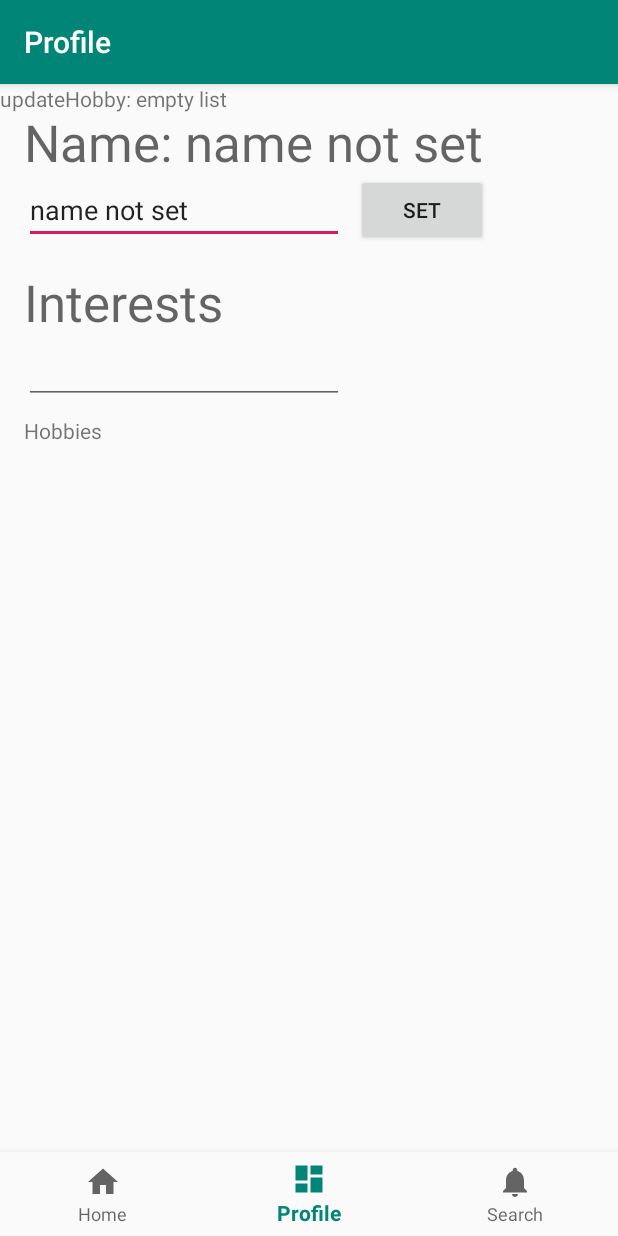
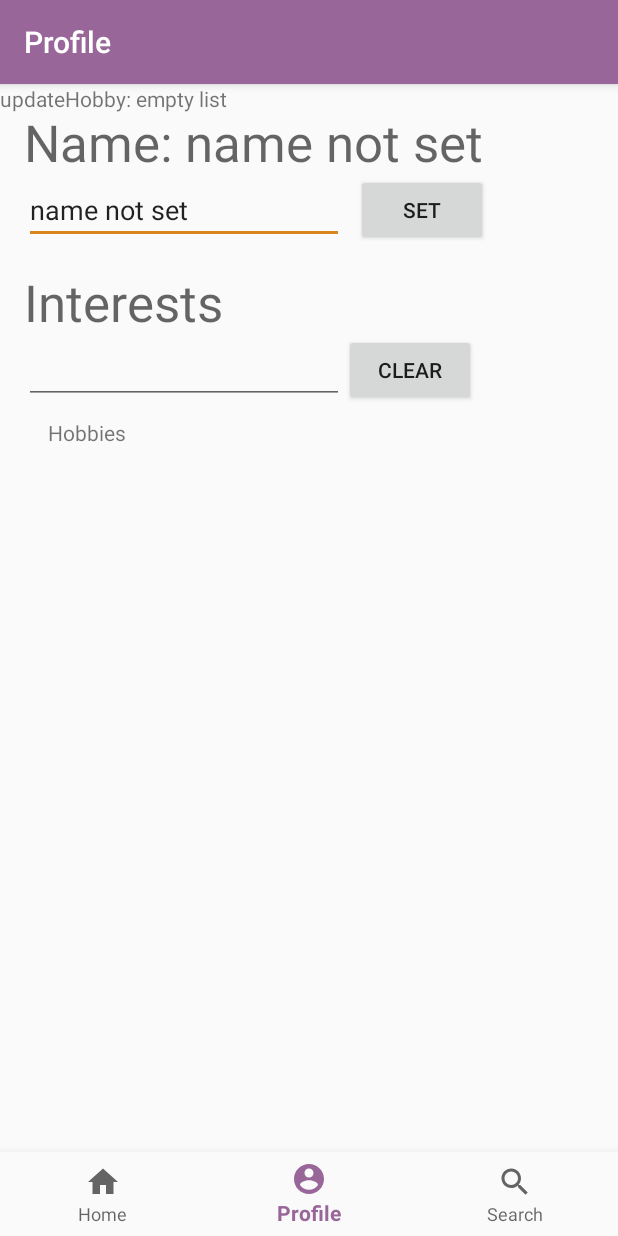
Before and after one commit to hl5617/Frend.ly, an Android app: the Profile screen opened directly, with no data from a screen before it, on a phone screen of 412 x 824 dp. Run offline under Robolectric (Android 15) with nearby library versions, the phone set to English and light mode, and no system bars.

Commit message:
Updated styling

```diff
--- a/app/src/main/java/com/example/android/scan/Profile.java
+++ b/app/src/main/java/com/example/android/scan/Profile.java
@@ -212,7 +212,7 @@ public class Profile extends AppCompatActivity {
             try {
                 profile.createNewFile();
                 hobbies = new ArrayList<>();
-                updateName("name not set");
+                //updateName("name not set");
             } catch (IOException e) {
                 mTestView.setText("pppppppj");
             }
--- /dev/null
+++ b/app/src/main/res/drawable/ic_baseline_account_circle_24px.xml
@@ -0,0 +1,9 @@
+<vector xmlns:android="http://schemas.android.com/apk/res/android"
+    android:width="24dp"
+    android:height="24dp"
+    android:viewportWidth="24"
+    android:viewportHeight="24">
+  <path
+      android:fillColor="#FF000000"
+      android:pathData="M12,2C6.48,2 2,6.48 2,12s4.48,10 10,10 10,-4.48 10,-10S17.52,2 12,2zM12,5c1.66,0 3,1.34 3,3s-1.34,3 -3,3 -3,-1.34 -3,-3 1.34,-3 3,-3zM12,19.2c-2.5,0 -4.71,-1.28 -6,-3.22 0.03,-1.99 4,-3.08 6,-3.08 1.99,0 5.97,1.09 6,3.08 -1.29,1.94 -3.5,3.22 -6,3.22z"/>
+</vector>
--- /dev/null
+++ b/app/src/main/res/drawable/ic_baseline_search_24px.xml
@@ -0,0 +1,9 @@
+<vector xmlns:android="http://schemas.android.com/apk/res/android"
+    android:width="24dp"
+    android:height="24dp"
+    android:viewportWidth="24"
+    android:viewportHeight="24">
+  <path
+      android:fillColor="#FF000000"
+      android:pathData="M15.5,14h-0.79l-0.28,-0.27C15.41,12.59 16,11.11 16,9.5 16,5.91 13.09,3 9.5,3S3,5.91 3,9.5 5.91,16 9.5,16c1.61,0 3.09,-0.59 4.23,-1.57l0.27,0.28v0.79l5,4.99L20.49,19l-4.99,-5zM9.5,14C7.01,14 5,11.99 5,9.5S7.01,5 9.5,5 14,7.01 14,9.5 11.99,14 9.5,14z"/>
+</vector>
--- a/app/src/main/res/layout/activity_profile.xml
+++ b/app/src/main/res/layout/activity_profile.xml
@@ -36,6 +36,7 @@
         android:layout_width="wrap_content"
         android:layout_height="wrap_content"
         android:ems="10"
+        android:hint="@string/enter_your_name"
         android:inputType="textPersonName"
         app:layout_constraintStart_toStartOf="@+id/tv_name"
         app:layout_constraintTop_toBottomOf="@+id/tv_name" />
@@ -81,7 +82,7 @@
         android:layout_width="wrap_content"
         android:layout_height="wrap_content"
         android:layout_marginStart="8dp"
-        android:text="Set"
+        android:text="@string/set"
         app:layout_constraintBottom_toBottomOf="@+id/et_name"
         app:layout_constraintStart_toEndOf="@+id/et_name"
         app:layout_constraintTop_toTopOf="@+id/et_name" />
@@ -98,20 +99,20 @@
         android:id="@+id/tv_hobbies_list"
         android:layout_width="wrap_content"
         android:layout_height="wrap_content"
+        android:layout_marginStart="16dp"
         android:layout_marginTop="8dp"
-        android:paddingLeft="16dp"
-        android:text="Hobbies"
-        app:layout_constraintTop_toBottomOf="@+id/at_interest_input"
-        tools:layout_editor_absoluteX="16dp" />
+        android:paddingStart="16dp"
+        android:paddingEnd="16dp"
+        android:text="@string/hobbies"
+        app:layout_constraintStart_toStartOf="parent"
+        app:layout_constraintTop_toBottomOf="@+id/button_clear" />
 
     <Button
         android:id="@+id/button_clear"
         android:layout_width="wrap_content"
         android:layout_height="wrap_content"
-        android:layout_marginStart="8dp"
-        android:text="Clear"
-        app:layout_constraintBottom_toBottomOf="@+id/button_add"
-        app:layout_constraintStart_toEndOf="@+id/button_add"
-        app:layout_constraintTop_toTopOf="@+id/button_add" />
+        android:text="@string/clear"
+        app:layout_constraintStart_toStartOf="@+id/button_add"
+        app:layout_constraintTop_toBottomOf="@+id/button_add" />
 
 </android.support.constraint.ConstraintLayout>
--- a/app/src/main/res/layout/activity_search.xml
+++ b/app/src/main/res/layout/activity_search.xml
@@ -28,24 +28,22 @@
         android:id="@+id/connect"
         android:layout_width="wrap_content"
         android:layout_height="wrap_content"
-        android:layout_marginStart="8dp"
-        android:layout_marginEnd="8dp"
-        android:layout_marginBottom="15dp"
+        android:layout_marginStart="16dp"
+        android:layout_marginBottom="16dp"
         android:onClick="findFrend"
-        android:text="connect"
+        android:text="@string/connect"
         app:layout_constraintBottom_toTopOf="@+id/navigation"
-        app:layout_constraintEnd_toStartOf="@+id/disconnect"
         app:layout_constraintStart_toStartOf="parent" />
 
     <Button
         android:id="@+id/disconnect"
         android:layout_width="wrap_content"
         android:layout_height="wrap_content"
-        android:layout_marginEnd="8dp"
-        android:layout_marginBottom="70dp"
+        android:layout_marginEnd="16dp"
+        android:layout_marginBottom="16dp"
         android:onClick="disconnect"
-        android:text="disconnect"
-        app:layout_constraintBottom_toBottomOf="parent"
+        android:text="@string/disconnect"
+        app:layout_constraintBottom_toTopOf="@+id/navigation"
         app:layout_constraintEnd_toEndOf="parent" />
 
 
--- a/app/src/main/res/menu/navigation.xml
+++ b/app/src/main/res/menu/navigation.xml
@@ -8,12 +8,12 @@
 
     <item
         android:id="@+id/navigation_dashboard"
-        android:icon="@drawable/ic_dashboard_black_24dp"
+        android:icon="@drawable/ic_baseline_account_circle_24px"
         android:title="@string/title_activity_profile" />
 
     <item
         android:id="@+id/navigation_notifications"
-        android:icon="@drawable/ic_notifications_black_24dp"
+        android:icon="@drawable/ic_baseline_search_24px"
         android:title="@string/title_notifications" />
 
 </menu>
--- a/app/src/main/res/values/colors.xml
+++ b/app/src/main/res/values/colors.xml
@@ -1,6 +1,6 @@
 <?xml version="1.0" encoding="utf-8"?>
 <resources>
-    <color name="colorPrimary">#008577</color>
-    <color name="colorPrimaryDark">#00574B</color>
-    <color name="colorAccent">#D81B60</color>
+    <color name="colorPrimary">#996699</color>
+    <color name="colorPrimaryDark">#603b60</color>
+    <color name="colorAccent">#d8861b</color>
 </resources>
--- a/app/src/main/res/values/strings.xml
+++ b/app/src/main/res/values/strings.xml
@@ -1,5 +1,5 @@
 <resources>
-    <string name="app_name">Frend.ly</string>
+    <string name="app_name">frend.ly</string>
     <string name="title_home">Home</string>
     <string name="title_dashboard">Dashboard</string>
     <string name="title_notifications">Search</string>
@@ -11,6 +11,12 @@
     <string name="add">Add</string>
     <string name="search">Search</string>
     <string name="nearby">Nearby</string>
+    <string name="disconnect">disconnect</string>
+    <string name="connect">connect</string>
+    <string name="hobbies">Hobbies</string>
+    <string name="clear">Clear</string>
+    <string name="set">Set</string>
+    <string name="enter_your_name">Enter your name</string>
     <string-array name="hobby_array">
         <item>3D printing</item>
         <item>Acrobatics</item>
```
